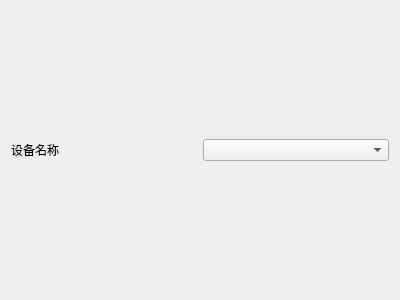
This is resource/ui/deviceonship.ui in YaHeii/Electromagnetic_Compatibility as Qt 5 draws it before an edit. The edited form follows.
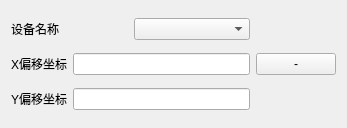
This is the edited form.

Patch:
```diff
--- a/resource/ui/deviceonship.ui
+++ b/resource/ui/deviceonship.ui
@@ -6,16 +6,18 @@
    <rect>
     <x>0</x>
     <y>0</y>
-    <width>400</width>
-    <height>300</height>
+    <width>347</width>
+    <height>128</height>
    </rect>
   </property>
   <property name="windowTitle">
    <string>DeviceonShip</string>
   </property>
+  <layout class="QHBoxLayout" name="horizontalLayout_4">
+   <item>
   <layout class="QVBoxLayout" name="verticalLayout">
    <item>
-    <layout class="QHBoxLayout" name="horizontalLayout_2">
+      <layout class="QHBoxLayout" name="horizontalLayout_2" stretch="2,2">
      <item>
       <widget class="QLabel" name="label">
        <property name="text">
@@ -27,6 +29,43 @@
       <widget class="QComboBox" name="EquipmentID"/>
      </item>
     </layout>
+     </item>
+     <item>
+      <layout class="QHBoxLayout" name="horizontalLayout">
+       <item>
+        <widget class="QLabel" name="label_2">
+         <property name="text">
+          <string>X偏移坐标</string>
+         </property>
+        </widget>
+       </item>
+       <item>
+        <widget class="QLineEdit" name="X_offset"/>
+       </item>
+      </layout>
+     </item>
+     <item>
+      <layout class="QHBoxLayout" name="horizontalLayout_3">
+       <item>
+        <widget class="QLabel" name="label_3">
+         <property name="text">
+          <string>Y偏移坐标</string>
+         </property>
+        </widget>
+       </item>
+       <item>
+        <widget class="QLineEdit" name="Y_offset"/>
+       </item>
+      </layout>
+     </item>
+    </layout>
+   </item>
+   <item>
+    <widget class="QPushButton" name="deleteDeviceonShip">
+     <property name="text">
+      <string>-</string>
+     </property>
+    </widget>
    </item>
   </layout>
  </widget>
```
Lines whose indentation alone changed are shown as unchanged.
